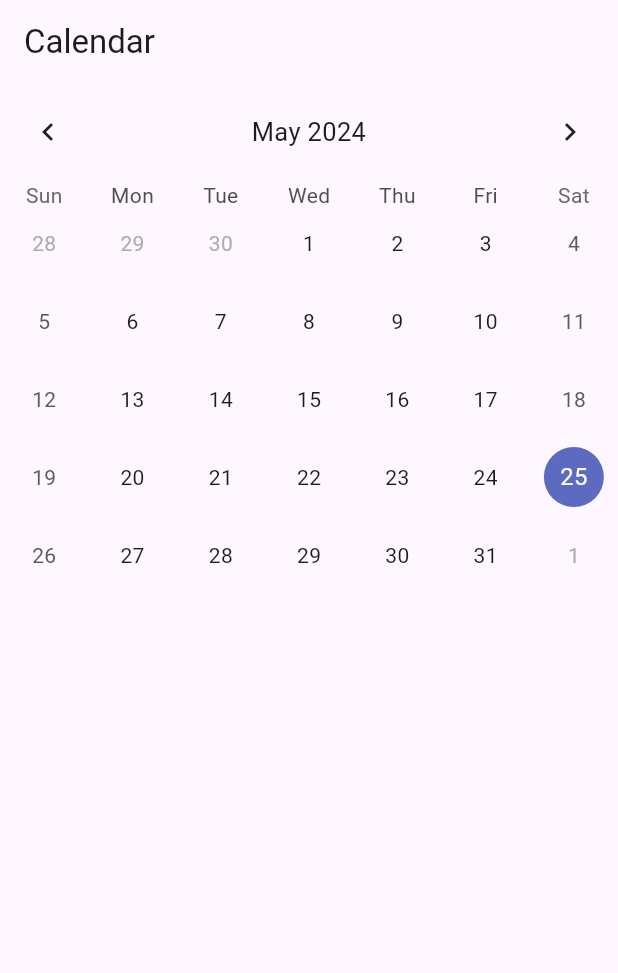
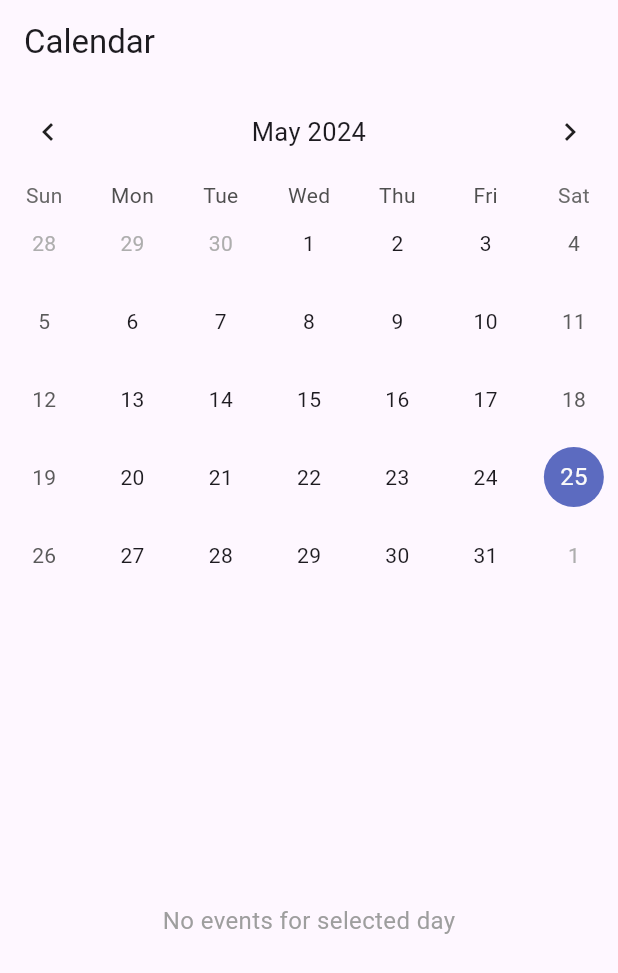
Before and after one commit to riakgu/gasstugas-flutter, a Flutter app: the CalendarScreen screen opened by its route, on a phone screen of 412 x 824 dp. Shown: the top 973 px of the screen. Run offline on Flutter 3.47's test engine with Material 3 defaults, Android fonts, the phone set to English and light mode, and no system bars; drawn by our look-alikes of table_calendar; our stand-ins replace shared_preferences; accounts and stored records are empty; network calls fail.

Commit message:
Styling calendar screen

```diff
--- a/lib/screens/calendar_screen.dart
+++ b/lib/screens/calendar_screen.dart
@@ -17,7 +17,7 @@ class _CalendarScreenState extends State<CalendarScreen> {
     super.initState();
     _selectedDay = _focusedDay;
 
-    WidgetsBinding.instance!.addPostFrameCallback((_) {
+    WidgetsBinding.instance.addPostFrameCallback((_) {
       Provider.of<CalendarProvider>(context, listen: false).loadEvents();
     });
   }
@@ -65,7 +65,9 @@ class _CalendarScreenState extends State<CalendarScreen> {
           ),
           const SizedBox(height: 8.0),
           Expanded(
-            child: _buildEventList(calendarProvider.getEventsForDay(_selectedDay!)),
+            child: _selectedDay != null
+                ? _buildEventList(calendarProvider.getEventsForDay(_selectedDay!))
+                : Center(child: Text('Select a day to see events')),
           ),
         ],
       ),
@@ -73,20 +75,30 @@ class _CalendarScreenState extends State<CalendarScreen> {
   }
 
   Widget _buildEventList(List<Map<String, dynamic>> events) {
-    return ListView(
-      children: events.map((event) {
-        return Container(
+    if (events.isEmpty) {
+      return Center(
+        child: Text(
+          'No events for selected day',
+          style: TextStyle(fontSize: 16.0, color: Colors.grey),
+        ),
+      );
+    }
+    return ListView.builder(
+      itemCount: events.length,
+      itemBuilder: (context, index) {
+        final event = events[index];
+        return Card(
           margin: const EdgeInsets.symmetric(horizontal: 12.0, vertical: 4.0),
-          decoration: BoxDecoration(
-            border: Border.all(color: Colors.blueAccent),
+          shape: RoundedRectangleBorder(
             borderRadius: BorderRadius.circular(12.0),
           ),
+          elevation: 4.0,
           child: ListTile(
             title: Text(event['task_name']),
             subtitle: Text(event['description']),
           ),
         );
-      }).toList(),
+      },
     );
   }
 }
```
